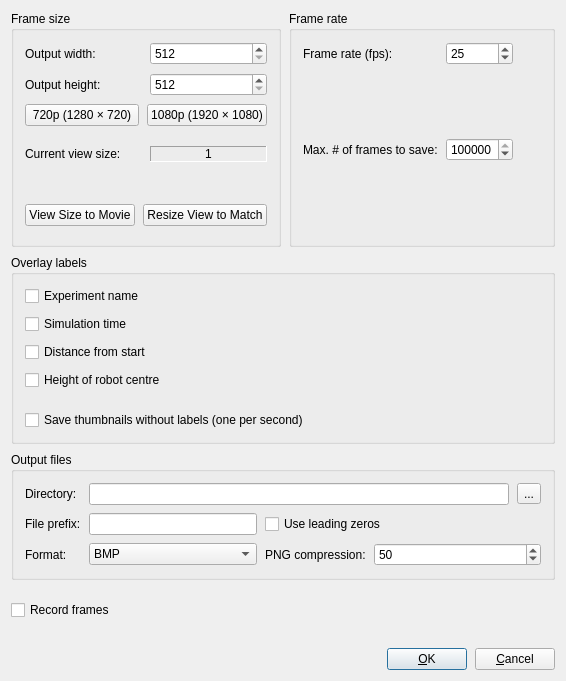
Qt form sigel/ui/SIGEL_SlaveUI/SIG_MovieSettingsDialogBase.ui (jayMcBee/sigel-evolutionary-walking-robots) before a commit.
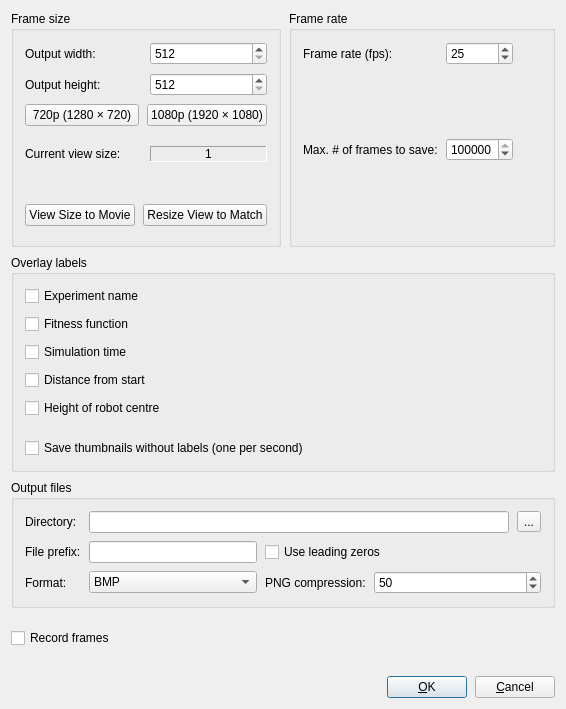
The same form after that commit.

Commit message: Item 130: movie frames can show the fitness function name as an overlay label

```diff
--- a/sigel/ui/SIGEL_SlaveUI/SIG_MovieSettingsDialogBase.ui
+++ b/sigel/ui/SIGEL_SlaveUI/SIG_MovieSettingsDialogBase.ui
@@ -45,6 +45,16 @@
                     </property>
                   </widget>
                 </item>
+                <item>
+                  <widget class="QCheckBox" name="checkboxOverlayFitnessFunction">
+                    <property name="text">
+                      <string>Fitness function</string>
+                    </property>
+                    <property name="toolTip">
+                      <string>Writes the name of the fitness function into each saved frame. The view on screen does not change.</string>
+                    </property>
+                  </widget>
+                </item>
                 <item>
                   <widget class="QCheckBox" name="checkboxOverlaySimulationTime">
                     <property name="text">
```
The commit also changes 5 other files.
